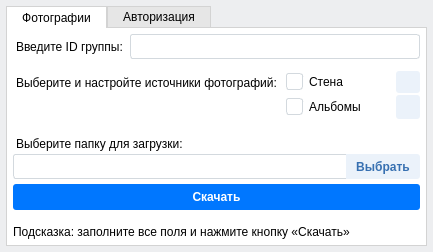
Old version of the form ui/main_window.ui in the repository khaustova/vk-photos-parser.
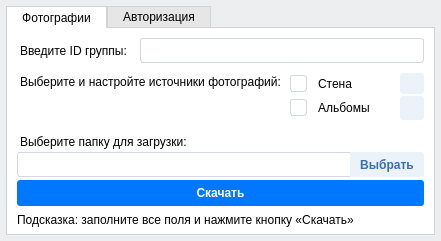
New version of the form. The open tabs and pages were chosen to show the change. Icons and pictures are not drawn.

Patch:
```diff
--- a/ui/main_window.ui
+++ b/ui/main_window.ui
@@ -6,20 +6,20 @@
    <rect>
     <x>0</x>
     <y>0</y>
-    <width>433</width>
-    <height>252</height>
+    <width>441</width>
+    <height>241</height>
    </rect>
   </property>
   <property name="minimumSize">
    <size>
-    <width>0</width>
-    <height>0</height>
+    <width>441</width>
+    <height>241</height>
    </size>
   </property>
   <property name="maximumSize">
    <size>
-    <width>3900</width>
-    <height>2410</height>
+    <width>441</width>
+    <height>241</height>
    </size>
   </property>
   <property name="windowTitle">
@@ -80,27 +80,30 @@
        </attribute>
        <layout class="QVBoxLayout" name="verticalLayout_5">
         <property name="spacing">
-         <number>2</number>
+         <number>0</number>
         </property>
         <property name="leftMargin">
-         <number>6</number>
+         <number>10</number>
         </property>
         <property name="topMargin">
-         <number>6</number>
+         <number>10</number>
         </property>
         <property name="rightMargin">
-         <number>6</number>
+         <number>10</number>
         </property>
         <property name="bottomMargin">
-         <number>6</number>
+         <number>0</number>
         </property>
         <item>
          <layout class="QHBoxLayout" name="horizontalLayout_2">
+          <property name="spacing">
+           <number>6</number>
+          </property>
           <item>
            <widget class="QLabel" name="label_group_id">
             <property name="styleSheet">
              <string notr="true">background-color: transparent;
-padding-right: 2px;</string>
+padding-right: 4px;</string>
             </property>
             <property name="text">
              <string>Введите ID группы:</string>
@@ -146,7 +149,7 @@
            <number>6</number>
           </property>
           <property name="topMargin">
-           <number>10</number>
+           <number>5</number>
           </property>
           <item>
            <widget class="QLabel" name="label_select_sources">
@@ -158,7 +161,7 @@
             </property>
             <property name="styleSheet">
              <string notr="true">background-color: transparent;
-padding-top: 2px;
+padding-top: 4px;
 width: 210px;</string>
             </property>
             <property name="text">
@@ -179,6 +182,9 @@
               <property name="spacing">
                <number>0</number>
               </property>
+              <property name="topMargin">
+               <number>5</number>
+              </property>
               <item>
                <widget class="QCheckBox" name="check_box_wall">
                 <property name="maximumSize">
@@ -196,6 +202,7 @@
 }
 QCheckBox::indicator {
 border: 1px solid #d3d9de;
+margin-right: 5px;
 border-radius: 3px;
 width: 15px;
 height: 15px;
@@ -205,10 +212,6 @@
 color: white;
 background-color: #5181b8;
 image: url(:/icon/icons/check.png);
-}
-
-QCheckBox::indicator:checked::indicator {
-color: white;
 }</string>
                 </property>
                 <property name="text">
@@ -239,7 +242,7 @@
                 <property name="styleSheet">
                  <string notr="true">QPushButton {
 background-color: #ebf2fa;
-color: 3770b1;
+color: #3770b1;
 border: none;
 font-weight: bold;
 padding: 3px;
@@ -299,6 +302,7 @@
 }
 QCheckBox::indicator {
 border: 1px solid #d3d9de;
+margin-right: 5px;
 border-radius: 3px;
 width: 15px;
 height: 15px;
@@ -308,10 +312,6 @@
 color: white;
 background-color: #5181b8;
 image: url(:/icon/icons/check.png);
-}
-
-QCheckBox::indicator:checked::indicator {
-color: white;
 }</string>
                 </property>
                 <property name="text">
@@ -336,11 +336,10 @@
                 <property name="styleSheet">
                  <string notr="true">QPushButton {
 background-color: #ebf2fa;
-color: 3770b1;
+color: #3770b1;
 border: none;
 font-weight: bold;
 padding: 3px;
-height: 20px;
 border-radius: 3px;
 }
 
@@ -372,11 +371,15 @@
           <property name="spacing">
            <number>0</number>
           </property>
+          <property name="topMargin">
+           <number>0</number>
+          </property>
           <item>
            <widget class="QLabel" name="label_select_path">
             <property name="styleSheet">
              <string notr="true">background-color: transparent;
-padding-right: 2px;</string>
+padding-right: 2px;
+margin-top: -10px;</string>
             </property>
             <property name="text">
              <string>Выберите папку для загрузки:</string>
@@ -518,7 +521,7 @@
              <string>Подсказка: заполните все поля и нажмите кнопку «Скачать»</string>
             </property>
             <property name="alignment">
-             <set>Qt::AlignBottom|Qt::AlignLeading|Qt::AlignLeft</set>
+             <set>Qt::AlignLeading|Qt::AlignLeft|Qt::AlignVCenter</set>
             </property>
            </widget>
           </item>
```
Left out of the diff: 41 changed lines with no effect on the pictures.
